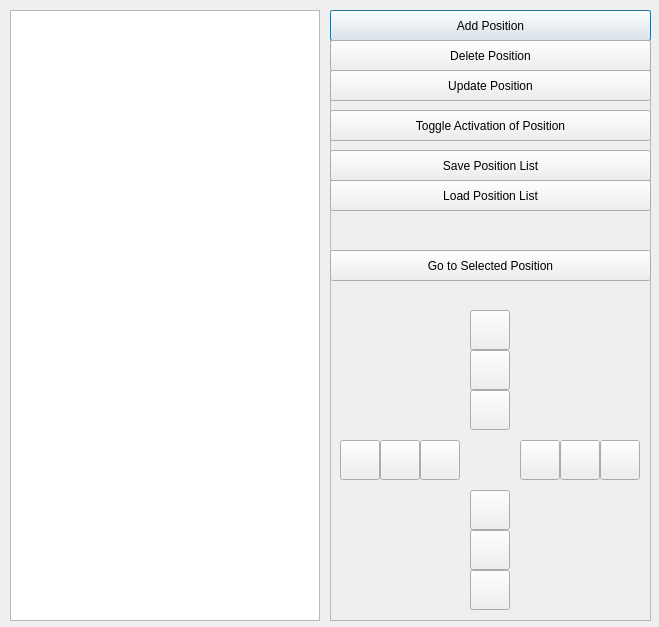
Qt form src/app/src/stagecontrol.ui (CuriBio/nautilus_acquisition) before a commit.
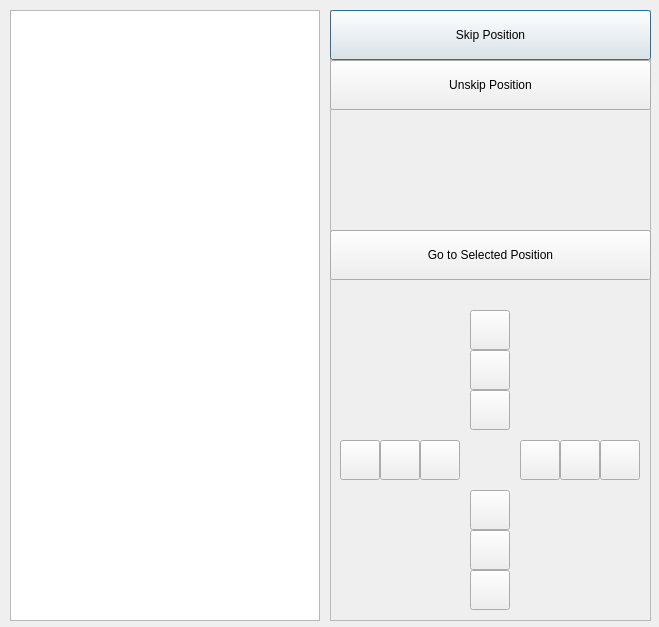
The same form after that commit.

Commit message: remove unnecessary buttons

```diff
--- a/src/app/src/stagecontrol.ui
+++ b/src/app/src/stagecontrol.ui
@@ -71,7 +71,7 @@
       <x>0</x>
       <y>0</y>
       <width>321</width>
-      <height>31</height>
+      <height>50</height>
      </rect>
     </property>
     <property name="sizePolicy">
@@ -93,16 +93,16 @@
      </size>
     </property>
     <property name="text">
-     <string>Add Position</string>
+     <string>Skip Position</string>
     </property>
    </widget>
    <widget class="QPushButton" name="deleteBtn">
     <property name="geometry">
      <rect>
       <x>0</x>
-      <y>30</y>
+      <y>50</y>
       <width>321</width>
-      <height>31</height>
+      <height>50</height>
      </rect>
     </property>
     <property name="sizePolicy">
@@ -124,16 +124,16 @@
      </size>
     </property>
     <property name="text">
-     <string>Delete Position</string>
+     <string>Unskip Position</string>
     </property>
    </widget>
    <widget class="QPushButton" name="gotoPosBtn">
     <property name="geometry">
      <rect>
       <x>0</x>
-      <y>240</y>
+      <y>220</y>
       <width>321</width>
-      <height>31</height>
+      <height>50</height>
      </rect>
     </property>
     <property name="sizePolicy">
@@ -158,68 +158,6 @@
      <string>Go to Selected Position</string>
     </property>
    </widget>
-   <widget class="QPushButton" name="saveListBtn">
-    <property name="geometry">
-     <rect>
-      <x>0</x>
-      <y>140</y>
-      <width>321</width>
-      <height>31</height>
-     </rect>
-    </property>
-    <property name="sizePolicy">
-     <sizepolicy hsizetype="Preferred" vsizetype="Preferred">
-      <horstretch>0</horstretch>
-      <verstretch>0</verstretch>
-     </sizepolicy>
-    </property>
-    <property name="minimumSize">
-     <size>
-      <width>0</width>
-      <height>0</height>
-     </size>
-    </property>
-    <property name="maximumSize">
-     <size>
-      <width>16777215</width>
-      <height>50</height>
-     </size>
-    </property>
-    <property name="text">
-     <string>Save Position List</string>
-    </property>
-   </widget>
-   <widget class="QPushButton" name="loadListBtn">
-    <property name="geometry">
-     <rect>
-      <x>0</x>
-      <y>170</y>
-      <width>321</width>
-      <height>31</height>
-     </rect>
-    </property>
-    <property name="sizePolicy">
-     <sizepolicy hsizetype="Preferred" vsizetype="Preferred">
-      <horstretch>0</horstretch>
-      <verstretch>0</verstretch>
-     </sizepolicy>
-    </property>
-    <property name="minimumSize">
-     <size>
-      <width>0</width>
-      <height>0</height>
-     </size>
-    </property>
-    <property name="maximumSize">
-     <size>
-      <width>16777215</width>
-      <height>50</height>
-     </size>
-    </property>
-    <property name="text">
-     <string>Load Position List</string>
-    </property>
-   </widget>
    <widget class="QPushButton" name="stageUpBtn1">
     <property name="geometry">
      <rect>
@@ -736,68 +674,6 @@
      <bool>false</bool>
     </property>
    </widget>
-   <widget class="QPushButton" name="updateBtn">
-    <property name="geometry">
-     <rect>
-      <x>0</x>
-      <y>60</y>
-      <width>321</width>
-      <height>31</height>
-     </rect>
-    </property>
-    <property name="sizePolicy">
-     <sizepolicy hsizetype="Minimum" vsizetype="Preferred">
-      <horstretch>0</horstretch>
-      <verstretch>0</verstretch>
-     </sizepolicy>
-    </property>
-    <property name="minimumSize">
-     <size>
-      <width>0</width>
-      <height>0</height>
-     </size>
-    </property>
-    <property name="maximumSize">
-     <size>
-      <width>16777215</width>
-      <height>50</height>
-     </size>
-    </property>
-    <property name="text">
-     <string>Update Position</string>
-    </property>
-   </widget>
-   <widget class="QPushButton" name="toggleActivationBtn">
-    <property name="geometry">
-     <rect>
-      <x>0</x>
-      <y>100</y>
-      <width>321</width>
-      <height>31</height>
-     </rect>
-    </property>
-    <property name="sizePolicy">
-     <sizepolicy hsizetype="Preferred" vsizetype="Preferred">
-      <horstretch>0</horstretch>
-      <verstretch>0</verstretch>
-     </sizepolicy>
-    </property>
-    <property name="minimumSize">
-     <size>
-      <width>0</width>
-      <height>0</height>
-     </size>
-    </property>
-    <property name="maximumSize">
-     <size>
-      <width>16777215</width>
-      <height>50</height>
-     </size>
-    </property>
-    <property name="text">
-     <string>Toggle Activation of Position</string>
-    </property>
-   </widget>
   </widget>
  </widget>
  <resources/>
```
Left out of the diff: 4 changed lines with no effect on the pictures. The commit also changes 3 other files.
